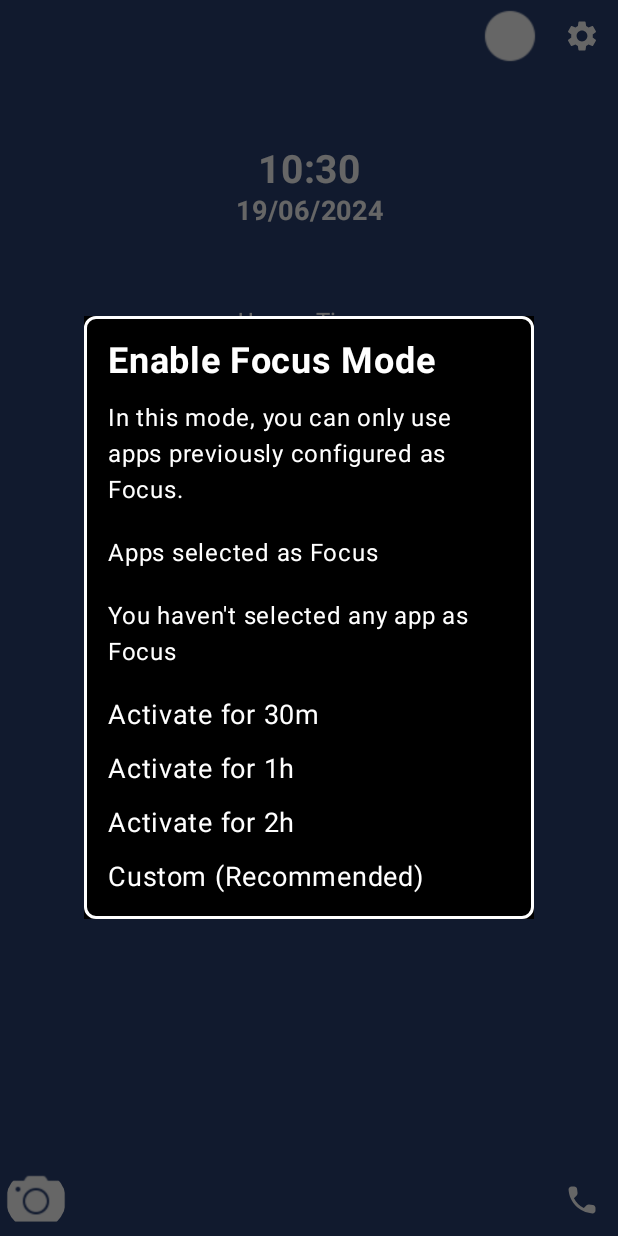
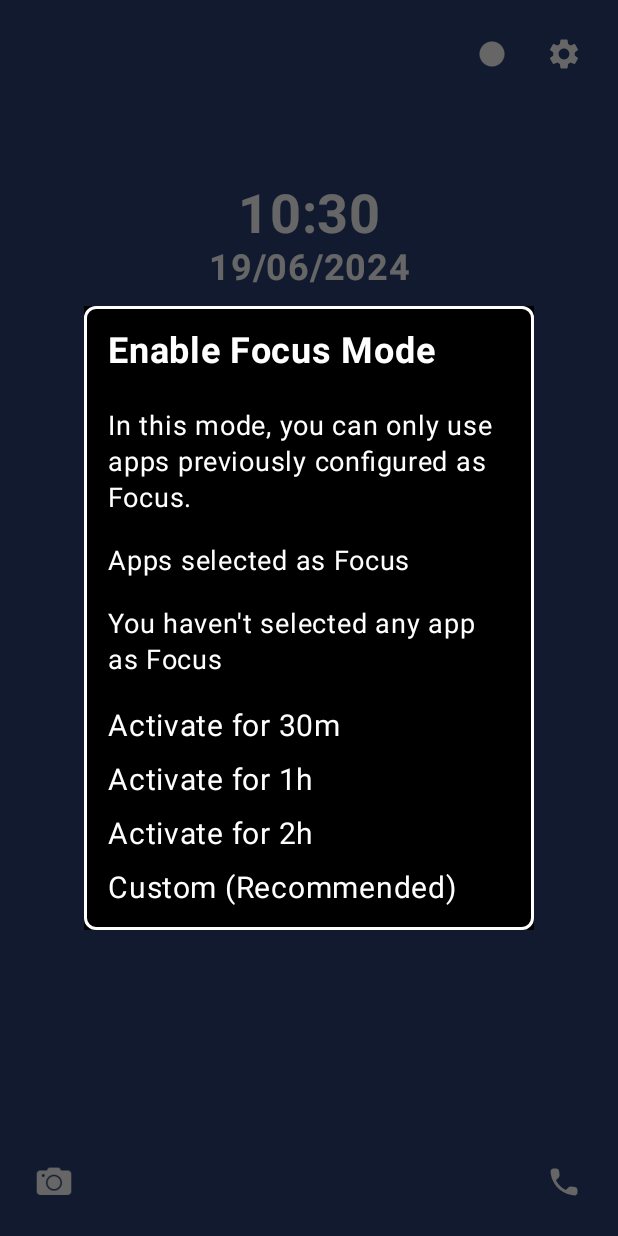
Before and after one commit to CarlosPumar/NoDistractionPhone, an Android app built with Jetpack Compose: the screen it shows after launch (MainActivity), after a tap on "Focused", on a phone screen of 412 x 824 dp. Run offline under Robolectric (Android 15) with nearby library versions, the phone set to English and light mode, and no system bars.

Commit message:
Make letters bigger and fix bug

```diff
--- a/app/build.gradle.kts
+++ b/app/build.gradle.kts
@@ -11,8 +11,8 @@ android {
         applicationId = "com.pumar.mobileless"
         minSdk = 26
         targetSdk = 33
-        versionCode = 1
-        versionName = "1.0"
+        versionCode = 3
+        versionName = "1.2"
 
         testInstrumentationRunner = "androidx.test.runner.AndroidJUnitRunner"
         vectorDrawables {
--- a/app/src/main/java/com/pumar/mobileless/MainActivity.kt
+++ b/app/src/main/java/com/pumar/mobileless/MainActivity.kt
@@ -105,7 +105,7 @@ fun SwipeableScreens() {
     }
 
     if (!hasPermissions) {
-        DisclaimerDialog { hasPermissions = false }
+        DisclaimerDialog { hasPermissions = true }
     }
 }
 
--- a/app/src/main/java/com/pumar/mobileless/pages/appListScreen/components/Search.kt
+++ b/app/src/main/java/com/pumar/mobileless/pages/appListScreen/components/Search.kt
@@ -22,6 +22,7 @@ import androidx.compose.ui.platform.LocalSoftwareKeyboardController
 import androidx.compose.ui.res.stringResource
 import androidx.compose.ui.text.input.ImeAction
 import androidx.compose.ui.unit.dp
+import androidx.compose.ui.unit.sp
 import com.pumar.mobileless.viewModels.FilterViewModel
 import androidx.lifecycle.viewmodel.compose.viewModel
 import com.pumar.mobileless.R
--- a/app/src/main/java/com/pumar/mobileless/pages/homeScreen/HomeScreen.kt
+++ b/app/src/main/java/com/pumar/mobileless/pages/homeScreen/HomeScreen.kt
@@ -19,6 +19,7 @@ import androidx.compose.ui.platform.LocalContext
 import androidx.compose.ui.res.stringResource
 import androidx.compose.ui.tooling.preview.Preview
 import androidx.compose.ui.unit.dp
+import androidx.compose.ui.unit.sp
 import androidx.lifecycle.viewmodel.compose.viewModel
 import com.pumar.mobileless.R
 import com.pumar.mobileless.entities.IApp
@@ -79,7 +80,10 @@ fun HomeScreen(
                         Column(
                             horizontalAlignment = Alignment.CenterHorizontally
                         ) {
-                            Text(text = stringResource(R.string.focus_on) )
+                            Text(
+                                text = stringResource(R.string.focus_on),
+                                fontSize = 18.sp,
+                                )
                         }
                     }
                 }
--- a/app/src/main/java/com/pumar/mobileless/pages/homeScreen/components/Clock.kt
+++ b/app/src/main/java/com/pumar/mobileless/pages/homeScreen/components/Clock.kt
@@ -56,13 +56,13 @@ fun Clock() {
             Text(
                 text = currentTime.value,
                 fontWeight = FontWeight.Bold,
-                fontSize = 26.sp,
+                fontSize = 36.sp,
                 textAlign = TextAlign.Center
             )
             Text(
                 text = currentDate.value,
                 fontWeight = FontWeight.Bold,
-                fontSize = 18.sp,
+                fontSize = 24.sp,
                 textAlign = TextAlign.Center
             )
         }
--- a/app/src/main/java/com/pumar/mobileless/pages/homeScreen/components/FocusButton.kt
+++ b/app/src/main/java/com/pumar/mobileless/pages/homeScreen/components/FocusButton.kt
@@ -2,6 +2,7 @@ package com.pumar.mobileless.pages.homeScreen.components
 
 import android.annotation.SuppressLint
 import android.content.Context
+import androidx.compose.foundation.layout.size
 import androidx.compose.material.icons.filled.Star
 import androidx.compose.ui.platform.LocalContext
 import androidx.compose.material.icons.Icons
@@ -16,6 +17,7 @@ import androidx.compose.runtime.setValue
 import androidx.compose.ui.Modifier
 import androidx.compose.ui.res.painterResource
 import androidx.compose.ui.tooling.preview.Preview
+import androidx.compose.ui.unit.dp
 import androidx.lifecycle.viewmodel.compose.viewModel
 import com.pumar.mobileless.R
 import com.pumar.mobileless.pages.appListScreen.components.ListAllApps
@@ -39,7 +41,8 @@ fun FocusButton(modifier: Modifier = Modifier) {
     IconButton(onClick = onOpen) {
         Icon(
             painter = painterResource(id = R.drawable.circle_filled),
-            contentDescription = "Focused"
+            contentDescription = "Focused",
+            modifier = Modifier.size(20.dp) // Set the size you want here
         )
     }
 
--- a/app/src/main/java/com/pumar/mobileless/pages/homeScreen/components/Footer.kt
+++ b/app/src/main/java/com/pumar/mobileless/pages/homeScreen/components/Footer.kt
@@ -7,6 +7,7 @@ import androidx.activity.result.contract.ActivityResultContracts
 import androidx.compose.foundation.layout.Arrangement
 import androidx.compose.foundation.layout.Row
 import androidx.compose.foundation.layout.fillMaxWidth
+import androidx.compose.foundation.layout.padding
 import androidx.compose.foundation.layout.wrapContentWidth
 import androidx.compose.material.icons.Icons
 import androidx.compose.material.icons.rounded.Call
@@ -16,7 +17,9 @@ import androidx.compose.runtime.Composable
 import androidx.compose.ui.Alignment
 import androidx.compose.ui.Modifier
 import androidx.compose.ui.res.painterResource
+import androidx.compose.ui.unit.dp
 import com.pumar.mobileless.R
+import androidx.compose.foundation.layout.size
 
 @Composable
 fun Footer(modifier: Modifier = Modifier) {
@@ -30,7 +33,7 @@ fun Footer(modifier: Modifier = Modifier) {
     ) {}
 
     Row(
-        modifier = modifier.fillMaxWidth(),
+        modifier = modifier.fillMaxWidth().padding(12.dp),
         horizontalArrangement = Arrangement.SpaceBetween
     ) {
         IconButton(onClick = {             // Launch the camera in photo mode
@@ -39,7 +42,8 @@ fun Footer(modifier: Modifier = Modifier) {
         }) {
             Icon(
                 painter = painterResource(id = R.drawable.camera_fill),
-                contentDescription = "Camera"
+                contentDescription = "Camera",
+                modifier = Modifier.size(24.dp) // Set the size you want here
             )
         }
         IconButton(
@@ -54,7 +58,8 @@ fun Footer(modifier: Modifier = Modifier) {
         ) {
             Icon(
                 Icons.Rounded.Call,
-                contentDescription = "Phone"
+                contentDescription = "Phone",
+                modifier = Modifier.size(24.dp) // Set the size you want here
             )
         }
     }
--- a/app/src/main/java/com/pumar/mobileless/pages/homeScreen/components/Header.kt
+++ b/app/src/main/java/com/pumar/mobileless/pages/homeScreen/components/Header.kt
@@ -3,9 +3,11 @@ package com.pumar.mobileless.pages.homeScreen.components
 import androidx.compose.foundation.layout.Arrangement
 import androidx.compose.foundation.layout.Row
 import androidx.compose.foundation.layout.fillMaxWidth
+import androidx.compose.foundation.layout.padding
 import androidx.compose.runtime.Composable
 import androidx.compose.runtime.collectAsState
 import androidx.compose.ui.Modifier
+import androidx.compose.ui.unit.dp
 import androidx.lifecycle.viewmodel.compose.viewModel
 import com.pumar.mobileless.viewModels.FocusedModeViewModel
 
@@ -16,7 +18,7 @@ fun Header() {
     val focusedMode = focusedModeViewModel.focusedModeValue.collectAsState()
 
     Row(
-        modifier = Modifier.fillMaxWidth(),
+        modifier = Modifier.fillMaxWidth().padding(12.dp),
         horizontalArrangement = Arrangement.End
     ) {
         //BatteryState()
--- a/app/src/main/java/com/pumar/mobileless/pages/homeScreen/components/SystemSettings.kt
+++ b/app/src/main/java/com/pumar/mobileless/pages/homeScreen/components/SystemSettings.kt
@@ -4,12 +4,14 @@ import android.content.Intent
 import android.provider.Settings
 import androidx.activity.compose.rememberLauncherForActivityResult
 import androidx.activity.result.contract.ActivityResultContracts
+import androidx.compose.foundation.layout.size
 import androidx.compose.material.icons.Icons
 import androidx.compose.material.icons.filled.Settings
 import androidx.compose.material3.Icon
 import androidx.compose.material3.IconButton
 import androidx.compose.runtime.Composable
 import androidx.compose.ui.Modifier
+import androidx.compose.ui.unit.dp
 
 @Composable
 fun SystemSettings(modifier: Modifier = Modifier) {
@@ -23,6 +25,10 @@ fun SystemSettings(modifier: Modifier = Modifier) {
         val intent = Intent(Settings.ACTION_SETTINGS)
         openSettingsApp.launch(intent)
     }) {
-        Icon(Icons.Filled.Settings, "Settings")
+        Icon(
+            Icons.Filled.Settings,
+            "Settings",
+            modifier = Modifier.size(24.dp) // Set the size you want here
+        )
     }
 }
--- a/app/src/main/java/com/pumar/mobileless/pages/homeScreen/components/UsageTime.kt
+++ b/app/src/main/java/com/pumar/mobileless/pages/homeScreen/components/UsageTime.kt
@@ -10,6 +10,7 @@ import androidx.compose.ui.Alignment
 import androidx.compose.ui.Modifier
 import androidx.compose.ui.res.stringResource
 import androidx.compose.ui.unit.dp
+import androidx.compose.ui.unit.sp
 import com.pumar.mobileless.R
 import com.pumar.mobileless.utils.formatMillisToHoursMinutes
 
@@ -25,7 +26,10 @@ fun UsageTime(phoneUsageTime: Long) {
         Column(
             horizontalAlignment = Alignment.CenterHorizontally
         ) {
-            Text(text = stringResource(R.string.usage_time) + " " + formatMillisToHoursMinutes(phoneUsageTime))
+            Text(
+                text = stringResource(R.string.usage_time) + " " + formatMillisToHoursMinutes(phoneUsageTime),
+                fontSize = 18.sp,
+            )
         }
     }
 }
--- a/app/src/main/java/com/pumar/mobileless/ui/components/App.kt
+++ b/app/src/main/java/com/pumar/mobileless/ui/components/App.kt
@@ -54,8 +54,7 @@ fun App(app: IApp, showDialog: () -> Unit?) {
         Text(
             text = "${app.name} $usageTimeString",
             color = color,
-            fontWeight = FontWeight.Bold,
-            fontSize = 18.sp,
+            fontSize = 20.sp,
             modifier = Modifier
                 .padding(0.dp, 7.5.dp)
                 .fillMaxWidth()
--- a/app/src/main/java/com/pumar/mobileless/ui/components/DaySelector.kt
+++ b/app/src/main/java/com/pumar/mobileless/ui/components/DaySelector.kt
@@ -9,6 +9,7 @@ import androidx.compose.ui.Alignment
 import androidx.compose.ui.Modifier
 import androidx.compose.ui.platform.LocalContext
 import androidx.compose.ui.unit.dp
+import androidx.compose.ui.unit.sp
 
 @Composable
 fun DaySelector(selectedDays: List<Int>, onDaysSelected: (MutableList<Int>) -> Unit) {
@@ -33,7 +34,7 @@ fun DaySelector(selectedDays: List<Int>, onDaysSelected: (MutableList<Int>) -> U
                     },
                     modifier = Modifier.padding(end = 8.dp)
                 )
-                Text(text = day)
+                Text(text = day, fontSize = 18.sp)
             }
         }
     }
--- a/app/src/main/java/com/pumar/mobileless/ui/components/FocusedModeDialog.kt
+++ b/app/src/main/java/com/pumar/mobileless/ui/components/FocusedModeDialog.kt
@@ -37,7 +37,7 @@ fun FocusedModeDialog(handleClose: () -> Unit) {
     val context: Context = LocalContext.current
 
     Modal(onDismissRequest = { handleClose() }, height = 450.dp) {
-        Row (modifier = Modifier.padding(bottom = 12.dp)) {
+        Row (modifier = Modifier.padding(bottom = 24.dp)) {
             Text(
                 fontWeight = FontWeight.Bold,
                 fontSize = 24.sp,
@@ -46,43 +46,43 @@ fun FocusedModeDialog(handleClose: () -> Unit) {
             )
         }
         Row (modifier = Modifier.padding(bottom = 18.dp)) {
-            Text(text = stringResource(R.string.modo_focus_explanation))
+            Text(text = stringResource(R.string.modo_focus_explanation), fontSize = 18.sp)
         }
         Row (modifier = Modifier.padding(bottom = 18.dp)) {
-            Text(text = stringResource(R.string.modo_focused_selected_apps))
+            Text(text = stringResource(R.string.modo_focused_selected_apps), fontSize = 18.sp)
         }
 
-        Row (modifier = Modifier.padding(bottom = 18.dp)) {
+        Row (modifier = Modifier.padding(bottom = 20.dp)) {
             if (focusedAppList.isEmpty()) {
-                Text(text = stringResource(R.string.no_focused_apps))
+                Text(text = stringResource(R.string.no_focused_apps), fontSize = 18.sp)
             }
 
             Column {
                 focusedAppList.forEach {
-                    Text(text = it.name)
+                    Text(text = it.name, fontSize = 18.sp, fontWeight = FontWeight.Bold,)
                 }
             }
         }
 
-        Text(text = stringResource(R.string.on_per_30m), fontSize = 18.sp, modifier = Modifier
+        Text(text = stringResource(R.string.on_per_30m), fontSize = 20.sp, modifier = Modifier
             .padding(bottom = 12.dp)
             .clickable {
                 focusedModeViewModel.setFocusedMode(context, 1000 * 60 * 30)
             })
 
-        Text(text = stringResource(R.string.on_per_1h), fontSize = 18.sp, modifier = Modifier
+        Text(text = stringResource(R.string.on_per_1h), fontSize = 20.sp, modifier = Modifier
             .padding(bottom = 12.dp)
             .clickable {
                 focusedModeViewModel.setFocusedMode(context, 1000 * 60 * 60)
             })
 
-        Text(text = stringResource(R.string.on_per_2h), fontSize = 18.sp, modifier = Modifier
+        Text(text = stringResource(R.string.on_per_2h), fontSize = 20.sp, modifier = Modifier
             .padding(bottom = 12.dp)
             .clickable {
                 focusedModeViewModel.setFocusedMode(context, 1000 * 60 * 60 * 2)
             })
 
-        Text(text = stringResource(R.string.custom), fontSize = 18.sp, modifier = Modifier
+        Text(text = stringResource(R.string.custom), fontSize = 20.sp, modifier = Modifier
             .clickable {
                 isModalOpen = true
             })
--- a/app/src/main/java/com/pumar/mobileless/ui/components/IntervalSelectorDialog.kt
+++ b/app/src/main/java/com/pumar/mobileless/ui/components/IntervalSelectorDialog.kt
@@ -21,6 +21,7 @@ import androidx.compose.ui.Alignment
 import androidx.compose.ui.Modifier
 import androidx.compose.ui.platform.LocalContext
 import androidx.compose.ui.unit.dp
+import androidx.compose.ui.unit.sp
 import androidx.lifecycle.viewmodel.compose.viewModel
 import com.pumar.mobileless.utils.parseStringToArray
 import com.pumar.mobileless.utils.parseStringToArrayInt
@@ -100,7 +101,7 @@ fun IntervalSelectorDialog(handleClose: () -> Unit) {
         TimeSelect(endTime, "End") { onChangeEndTime(it) }
         DaySelector(selectedDays) { selectedDays = it }
         Column( modifier = Modifier.padding(16.dp) ) {
-            Text("Apply", modifier = Modifier
+            Text("Apply", fontSize = 20.sp, modifier = Modifier
                 .clickable { applyConf(); handleClose() })
         }
     }
--- a/app/src/main/java/com/pumar/mobileless/ui/components/TimeSelect.kt
+++ b/app/src/main/java/com/pumar/mobileless/ui/components/TimeSelect.kt
@@ -38,12 +38,12 @@ fun TimeSelect(selectedTime: Calendar, text: String, onChange: (value: Calendar)
         TextField(
             value = formattedTime,
             onValueChange = { },
-            label = { Text(text, color = Color.White) },
+            label = { Text(text, color = Color.White, fontSize = 14.sp) },
             enabled = false,
             colors = TextFieldDefaults.textFieldColors(
                 textColor = Color.Transparent,
             ),
-            textStyle = TextStyle(color = Color.White),
+            textStyle = TextStyle(color = Color.White, fontSize = 18.sp),
             modifier = Modifier
                 .fillMaxWidth()
                 .clickable {
```
Also changed, not shown: app/src/main/java/com/pumar/mobileless/ui/components/AppDialog.kt (+9 -9 lines), app/src/main/java/com/pumar/mobileless/ui/components/DisclaimerDialog.kt (+6 -5 lines), app/src/main/res/drawable/icon.png.
